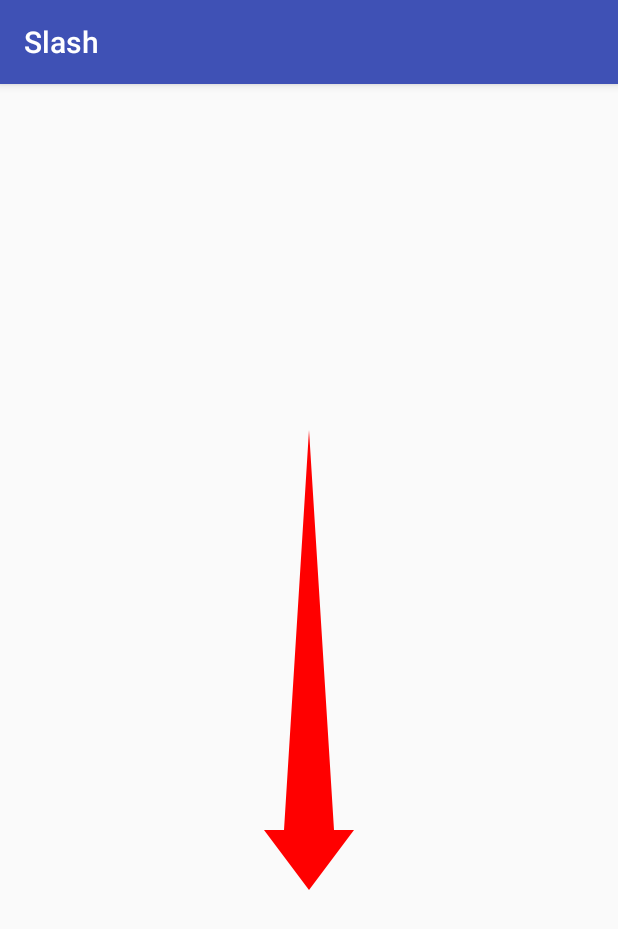
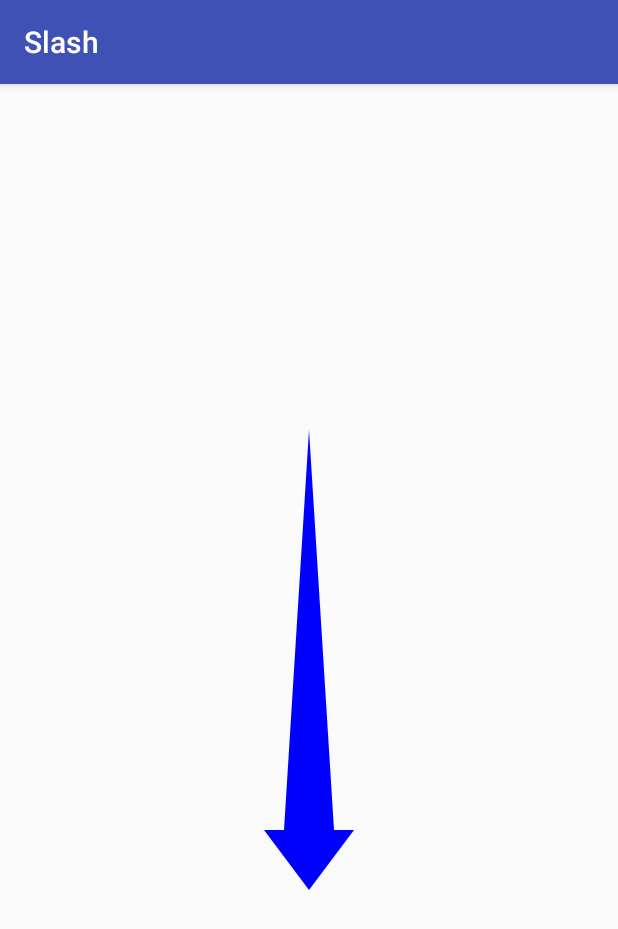
Before and after one commit to jballen73/Slash, an Android app: the GameActivity screen opened directly, with no data from a screen before it, on a phone screen of 412 x 824 dp. Shown: the top 929 px of the screen. Run offline under Robolectric (Android 15) with nearby library versions, the phone set to English and light mode, and no system bars.

Commit message:
Arrow is now blue and sets direction based on fling type

```diff
--- a/app/src/main/java/projects/jballen/slash/Constants.java
+++ b/app/src/main/java/projects/jballen/slash/Constants.java
@@ -1,7 +1,7 @@
 package projects.jballen.slash;
 
 class Constants {
-    static final int MINIMUM_VELOCITY = 4000;
+    static final int MINIMUM_VELOCITY = 2500;
     static final double STRAIGHT_DEADBAND = .25;
     static final double DIAGONAL_DEADBAND = .6;
     static final float BASE_ARROW_WIDTH = 50f;
--- a/app/src/main/java/projects/jballen/slash/GameArrow.java
+++ b/app/src/main/java/projects/jballen/slash/GameArrow.java
@@ -18,7 +18,7 @@ import static projects.jballen.slash.Constants.TOP_ARROW_HEIGHT;
  * TODO: document your custom view class.
  */
 public class GameArrow extends View {
-    private int mExampleColor = Color.RED; // TODO: use a default from R.color...
+    private int color = Color.BLUE;
     private int directionValue = 8;
     private FlingType direction;
     private Paint arrowPaint;
@@ -42,16 +42,16 @@ public class GameArrow extends View {
         final TypedArray a = getContext().obtainStyledAttributes(
                 attrs, R.styleable.GameArrow, defStyle, 0);
 
-        mExampleColor = a.getColor(
+        color = a.getColor(
                 R.styleable.GameArrow_color,
-                mExampleColor);
+                color);
         directionValue = a.getInt(R.styleable.GameArrow_arrowDirection, directionValue);
         direction = FlingType.getTypeFromIndex(directionValue);
 
 
         a.recycle();
         arrowPaint = new Paint(Paint.ANTI_ALIAS_FLAG);
-        arrowPaint.setColor(mExampleColor);
+        arrowPaint.setColor(color);
         arrowPaint.setStyle(Paint.Style.FILL);
 
         // Update TextPaint and text measurements from attributes
@@ -112,7 +112,7 @@ public class GameArrow extends View {
      * @return The example color attribute value.
      */
     public int getExampleColor() {
-        return mExampleColor;
+        return color;
     }
 
     /**
@@ -122,7 +122,7 @@ public class GameArrow extends View {
      * @param exampleColor The example color attribute value to use.
      */
     public void setExampleColor(int exampleColor) {
-        mExampleColor = exampleColor;
+        color = exampleColor;
         invalidateTextPaintAndMeasurements();
     }
     public void setDirection(int direction) {
```
Also changed, not shown: app/src/main/java/projects/jballen/slash/GameActivity.java (+10 -1 lines).
